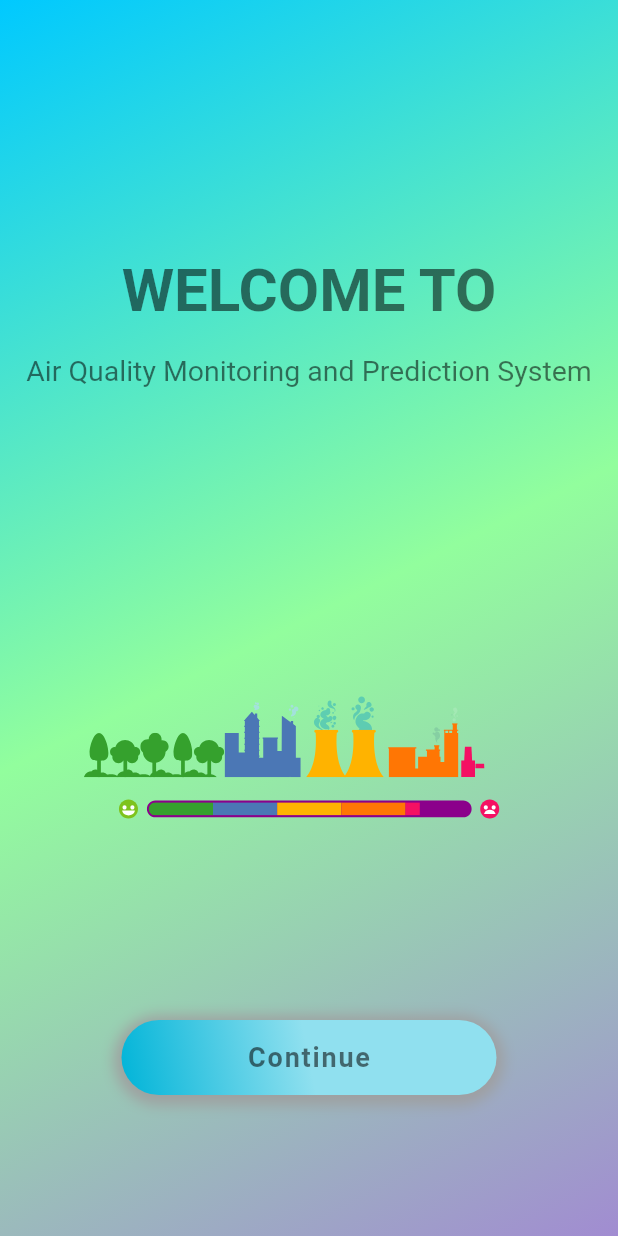
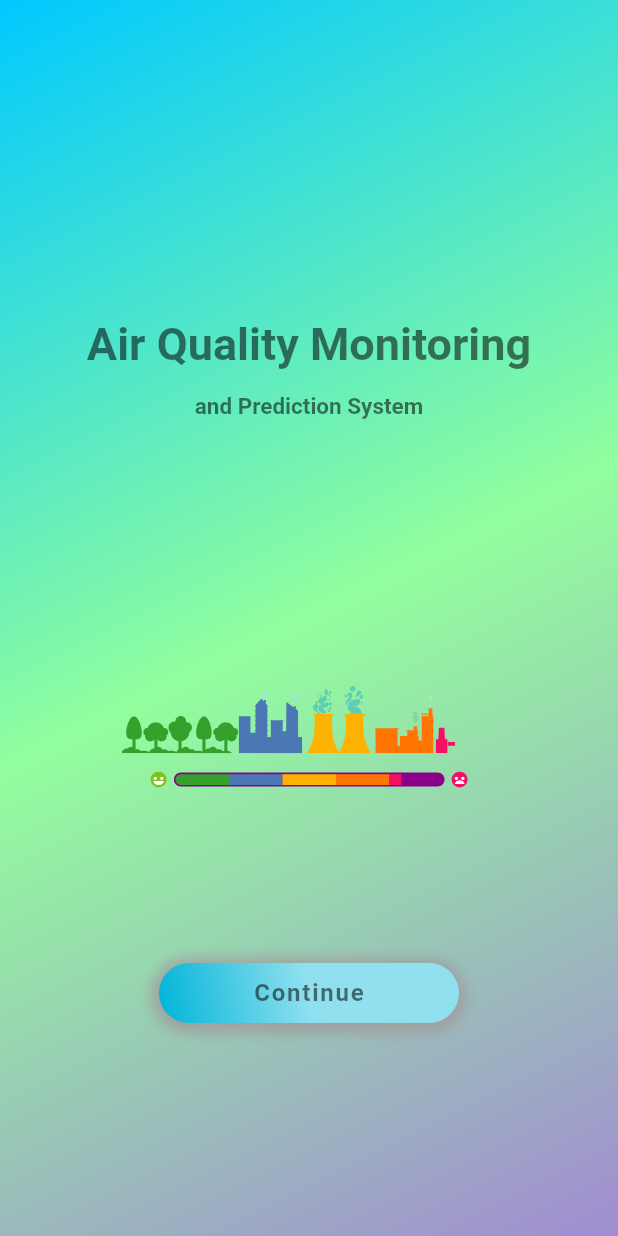
Before and after one commit to dikshantadi/AQMPS, a Flutter app: the screen it shows after launch, on a phone screen of 412 x 824 dp. Run offline on Flutter 3.47's test engine with Material 3 defaults, Android fonts, the light colour scheme and no system bars; our stand-ins replace fl_chart, iconsax, lottie, syncfusion_flutter_gauges.

Commit message:
responsive 101

```diff
--- a/aqmps/lib/Startpg.dart
+++ b/aqmps/lib/Startpg.dart
@@ -1,6 +1,7 @@
-import 'package:aqmps/homepg.dart';
 import 'package:flutter/material.dart';
 import 'package:lottie/lottie.dart';
+import 'package:aqmps/homepg.dart';
+import 'package:aqmps/util/responsive.dart';
 
 class Startpg extends StatefulWidget {
   const Startpg({super.key});
@@ -12,6 +13,24 @@ class Startpg extends StatefulWidget {
 class _StartpgState extends State<Startpg> {
   @override
   Widget build(BuildContext context) {
+    // to get device size
+    final isMobile = Responsive.isMobile(context);
+    final isTablet = Responsive.isTablet(context);
+    final isDesktop = Responsive.isDesktop(context);
+
+    final double titleFontSize = isMobile
+        ? 30
+        : isTablet
+            ? 35
+            : 40;
+    final double subtitleFontSize = isMobile
+        ? 15
+        : isTablet
+            ? 18
+            : 19;
+    final double buttonWidth = isMobile ? 200 : 250;
+    final double buttonHeight = isMobile ? 40 : 50;
+
     return Scaffold(
       extendBodyBehindAppBar: true,
       backgroundColor: Colors.transparent,
@@ -34,21 +53,22 @@ class _StartpgState extends State<Startpg> {
                 padding: const EdgeInsets.symmetric(vertical: 50),
                 child: RichText(
                   textAlign: TextAlign.center,
-                  text: const TextSpan(
+                  text: TextSpan(
                     children: [
                       TextSpan(
-                        text: "WELCOME TO \n",
+                        text: "Air Quality Monitoring\n",
                         style: TextStyle(
-                          fontSize: 40,
+                          fontSize: titleFontSize,
                           fontWeight: FontWeight.w600,
                           color: Colors.black54,
                           height: 2,
                         ),
                       ),
                       TextSpan(
-                        text: "Air Quality Monitoring and Prediction System \n",
+                        text: "and Prediction System \n",
                         style: TextStyle(
-                          fontSize: 19,
+                          fontSize: subtitleFontSize,
+                          fontWeight: FontWeight.w600,
                           height: 2,
                           color: Colors.black54,
                         ),
@@ -57,11 +77,21 @@ class _StartpgState extends State<Startpg> {
                   ),
                 ),
               ),
-              Lottie.asset('assets/Pollution.json', height: 300, width: 300),
+              Lottie.asset('assets/Pollution.json',
+                  height: isMobile
+                      ? 250
+                      : isTablet
+                          ? 280
+                          : 300,
+                  width: isMobile
+                      ? 250
+                      : isTablet
+                          ? 280
+                          : 300),
               const SizedBox(height: 30),
               Container(
-                width: 250,
-                height: 50,
+                width: buttonWidth,
+                height: buttonHeight,
                 decoration: BoxDecoration(
                   gradient: const LinearGradient(
                     colors: [
@@ -75,10 +105,10 @@ class _StartpgState extends State<Startpg> {
                   borderRadius: BorderRadius.circular(30),
                   boxShadow: [
                     BoxShadow(
-                      color: Colors.grey.withOpacity(0.9), // Shadow color
+                      color: Colors.grey.withOpacity(0.9), // shadow color
                       spreadRadius: 5,
                       blurRadius: 7,
-                      offset: Offset(0, 2), // Shadow position
+                      offset: const Offset(0, 2), // shadow position
                     ),
                   ],
                 ),
@@ -89,19 +119,19 @@ class _StartpgState extends State<Startpg> {
                       MaterialPageRoute(builder: (context) => const Homepg()),
                     );
                   },
-                  height: 50,
+                  height: buttonHeight,
                   minWidth: double.infinity,
                   textColor: Colors.white,
                   shape: RoundedRectangleBorder(
                     borderRadius: BorderRadius.circular(30),
                   ),
-                  child: const Text(
+                  child: Text(
                     "Continue",
                     style: TextStyle(
                       color: Colors.black54,
-                      fontSize: 18,
+                      fontSize: isMobile ? 16 : 18,
                       fontWeight: FontWeight.bold,
-                      letterSpacing: 1.2, // Spacing between letters
+                      letterSpacing: 1.2,
                     ),
                   ),
                 ),
```
